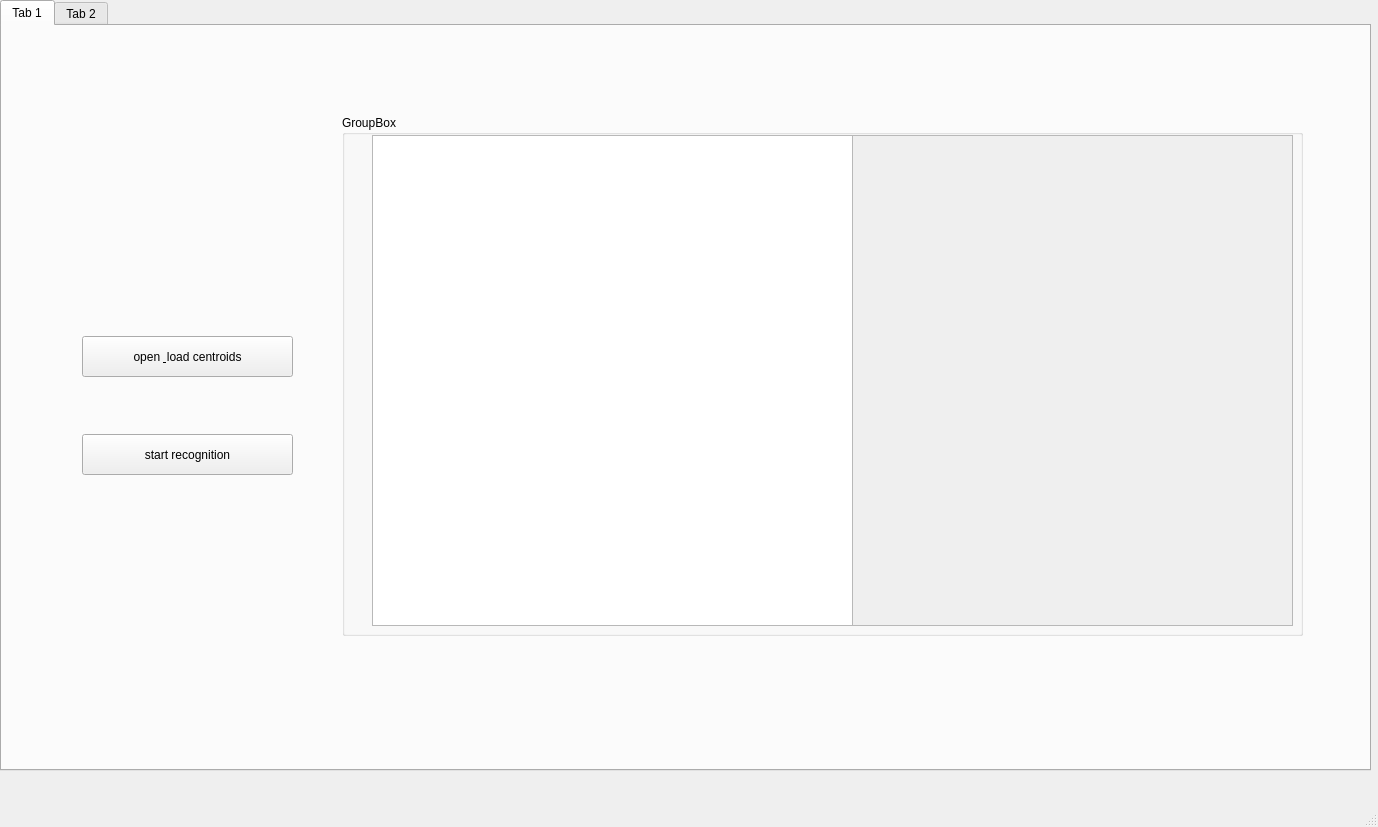
First picture: the form in src/view/ui_kmeans.ui, repository daandres/ml_soundwave_doppler_effect, before the edit.
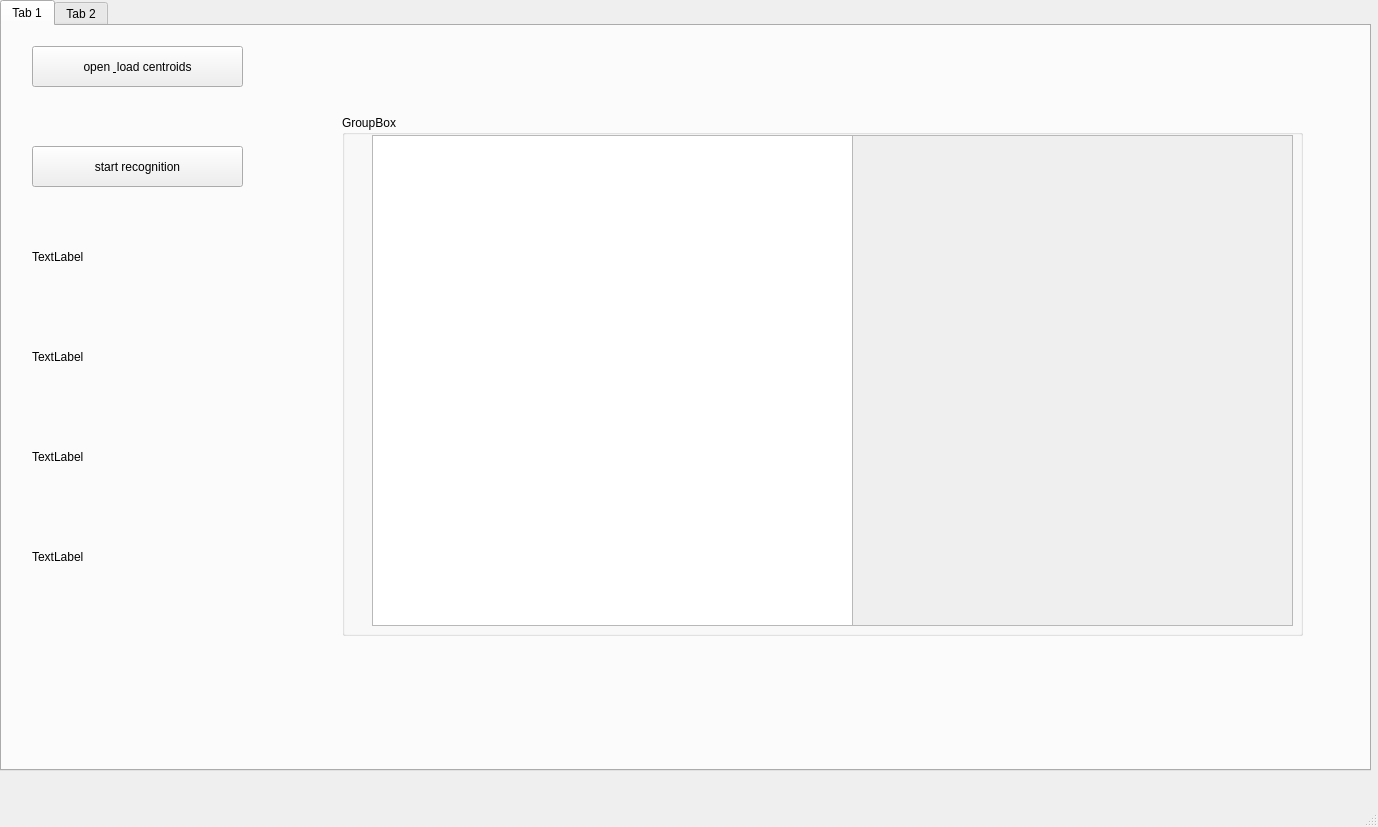
Second picture: the form after the edit. Custom widgets are drawn as their Qt base class.

Commit message: kmeans again

```diff
--- a/src/view/ui_kmeans.ui
+++ b/src/view/ui_kmeans.ui
@@ -92,8 +92,8 @@
      <widget class="QPushButton" name="openLoadCentroids_bt">
       <property name="geometry">
        <rect>
-        <x>80</x>
-        <y>310</y>
+        <x>30</x>
+        <y>20</y>
         <width>211</width>
         <height>41</height>
        </rect>
@@ -105,8 +105,8 @@
      <widget class="QPushButton" name="startRecognition_bt">
       <property name="geometry">
        <rect>
-        <x>80</x>
-        <y>408</y>
+        <x>30</x>
+        <y>120</y>
         <width>211</width>
         <height>41</height>
        </rect>
@@ -115,6 +115,58 @@
        <string>start recognition</string>
       </property>
      </widget>
+     <widget class="QLabel" name="topToBottom_lb">
+      <property name="geometry">
+       <rect>
+        <x>30</x>
+        <y>190</y>
+        <width>81</width>
+        <height>81</height>
+       </rect>
+      </property>
+      <property name="text">
+       <string>TextLabel</string>
+      </property>
+     </widget>
+     <widget class="QLabel" name="bottomToTop_lb">
+      <property name="geometry">
+       <rect>
+        <x>30</x>
+        <y>290</y>
+        <width>81</width>
+        <height>81</height>
+       </rect>
+      </property>
+      <property name="text">
+       <string>TextLabel</string>
+      </property>
+     </widget>
+     <widget class="QLabel" name="doublePush_lb">
+      <property name="geometry">
+       <rect>
+        <x>30</x>
+        <y>490</y>
+        <width>81</width>
+        <height>81</height>
+       </rect>
+      </property>
+      <property name="text">
+       <string>TextLabel</string>
+      </property>
+     </widget>
+     <widget class="QLabel" name="singlePush_lb">
+      <property name="geometry">
+       <rect>
+        <x>30</x>
+        <y>390</y>
+        <width>81</width>
+        <height>81</height>
+       </rect>
+      </property>
+      <property name="text">
+       <string>TextLabel</string>
+      </property>
+     </widget>
     </widget>
     <widget class="QWidget" name="tab_2">
      <attribute name="title">
```
The commit also changes 13 other files.
